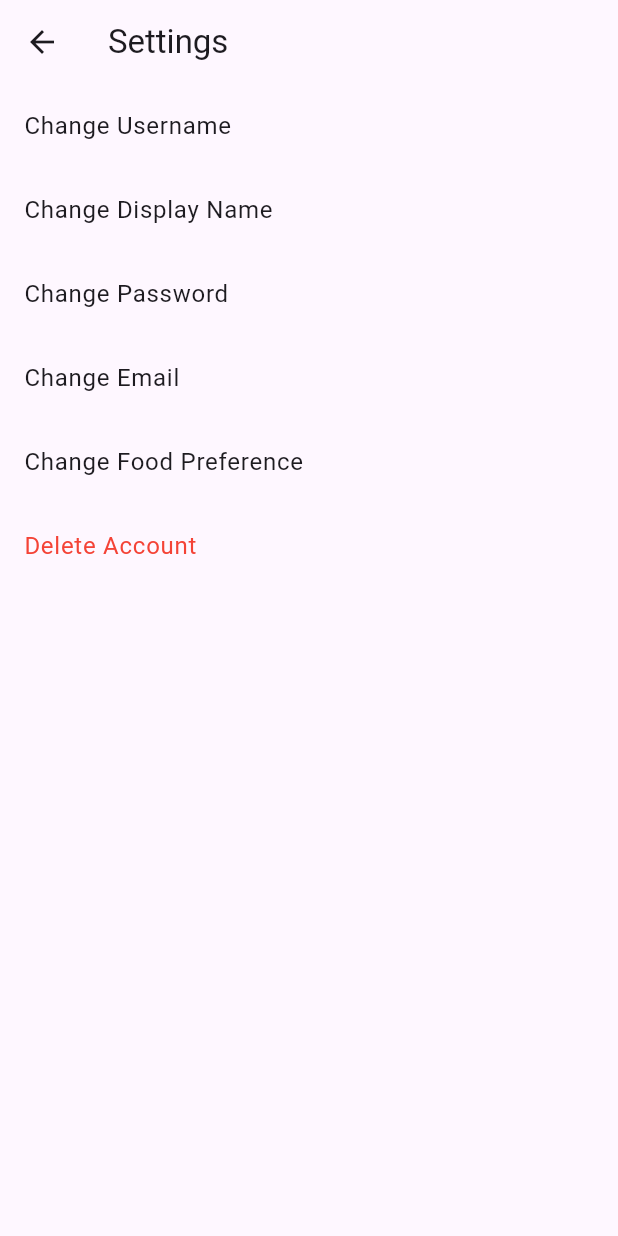
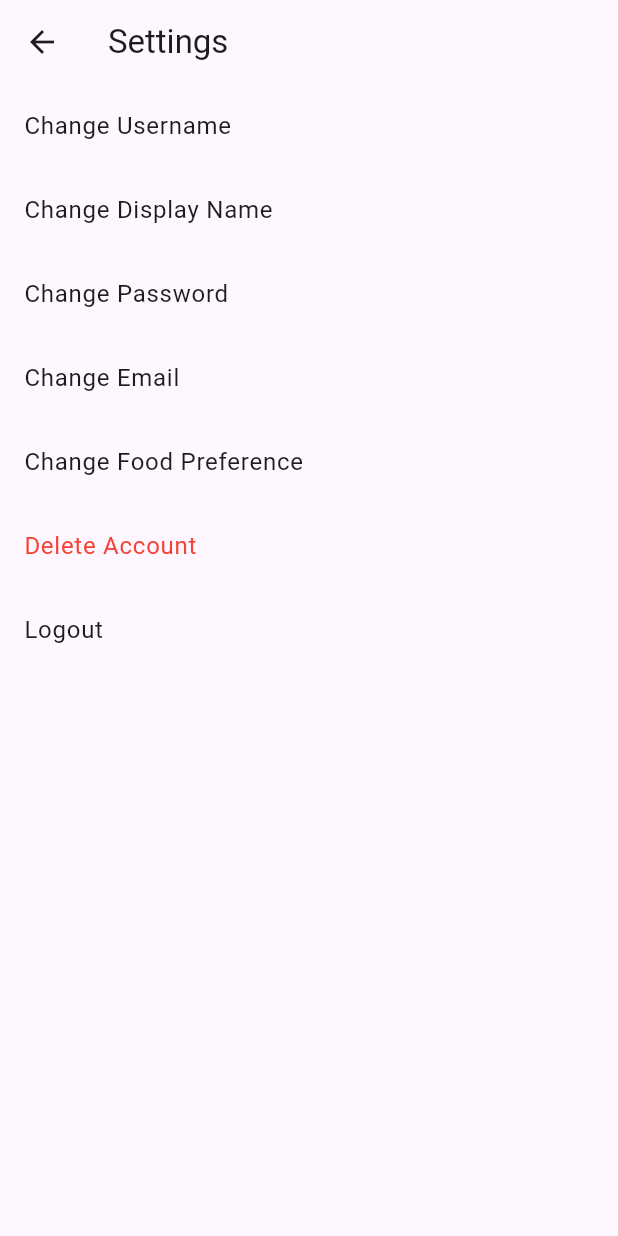
Before and after one commit to DavidOk14/EatExperts, a Flutter app: the SettingsPage screen opened by its route, on a phone screen of 412 x 824 dp. Run offline on Flutter 3.47's test engine with Material 3 defaults, Android fonts, the light colour scheme and no system bars; our stand-ins replace firebase_core, location; missing offline and left inert: window_size; accounts and stored records are empty.

Commit message:
Added logout button to settings page

```diff
--- a/eatexperts/lib/Screens/Settings/settings.dart
+++ b/eatexperts/lib/Screens/Settings/settings.dart
@@ -45,6 +45,13 @@ class SettingsPage extends StatelessWidget {
               Navigator.pushNamed(context, '/confirmDelete');
             },
           ),
+          ListTile(
+            title: Text('Logout'),
+            onTap: () {
+              // Handle logout functionality
+              Navigator.pushNamed(context, '/login');
+            },
+          ),
         ],
       ),
     );
```
